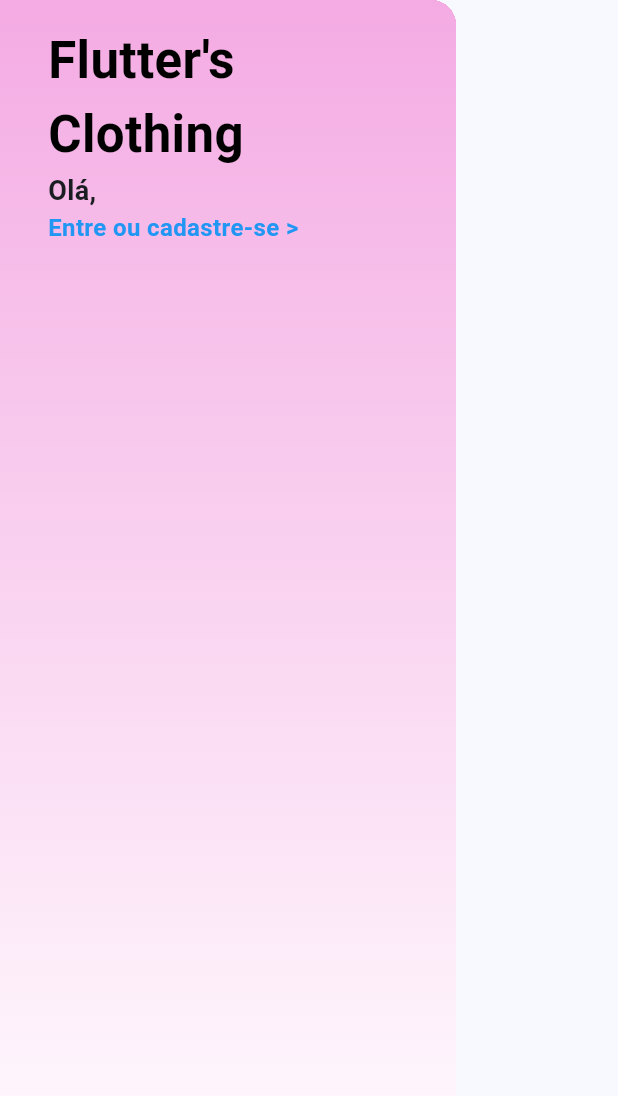
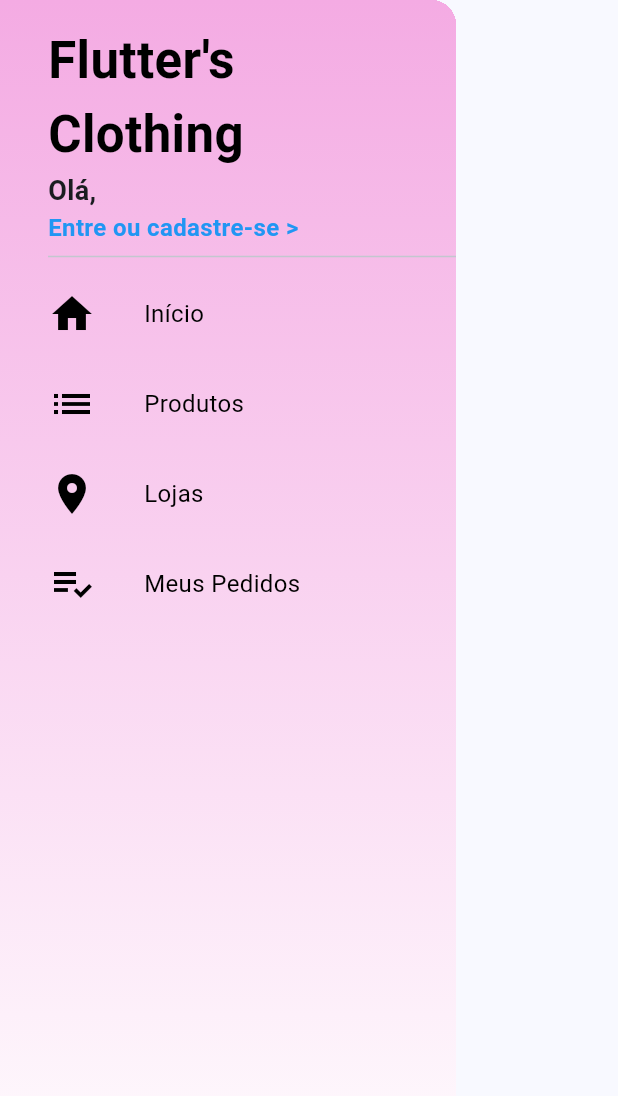
Before and after one commit to abigailmvlima/flutter_online_clothing_store, a Flutter app: the CustomDrawer widget shown alone on an empty page, opened directly, on a phone screen of 412 x 824 dp. Shown: the top 1096 px of the screen. Run offline on Flutter 3.47's test engine with Material 3 defaults, Android fonts, the phone set to English and light mode, and no system bars; our stand-ins replace cloud_firestore, firebase_auth, firebase_core, google_sign_in, transparent_image; accounts and stored records are empty.

Commit message:
feat: I created tiles Drawer_tile

```diff
--- /dev/null
+++ b/lib/tiles/drawer_tile.dart
@@ -0,0 +1,38 @@
+import 'package:flutter/material.dart';
+
+class DrawerTile extends StatelessWidget {
+  final IconData icon;
+  final String text;
+
+  DrawerTile(this.icon, this.text);
+
+  @override
+  Widget build(BuildContext context) {
+    return Material(
+      color: Colors.transparent,
+      child: InkWell(
+        onTap: () {},
+        child: Container(
+          height: 60.0,
+          child: Row(
+            children: [
+              Icon(
+                icon,
+                size: 32.0,
+                color: Colors.black,
+              ),
+              const SizedBox(width: 32.0),
+              Text(
+                text,
+                style: const TextStyle(
+                  fontSize: 16.0,
+                  color: Colors.black,
+                ),
+              ),
+            ],
+          ),
+        ),
+      ),
+    );
+  }
+}
--- a/lib/widgets/custom_drawer.dart
+++ b/lib/widgets/custom_drawer.dart
@@ -1,4 +1,5 @@
 import 'package:flutter/material.dart';
+import 'package:online_clothing_store/tiles/drawer_tile.dart';
 
 class CustomDrawer extends StatelessWidget {
   @override
@@ -58,7 +59,12 @@ class CustomDrawer extends StatelessWidget {
                           ),
                         ),
                         onTap: () {},
-                      )
+                      ),
+                      Divider(),
+                      DrawerTile(Icons.home, "Início"),
+                      DrawerTile(Icons.list, "Produtos"),
+                      DrawerTile(Icons.location_on, "Lojas"),
+                      DrawerTile(Icons.playlist_add_check, "Meus Pedidos"),
                     ],
                   )),
             ],
```
